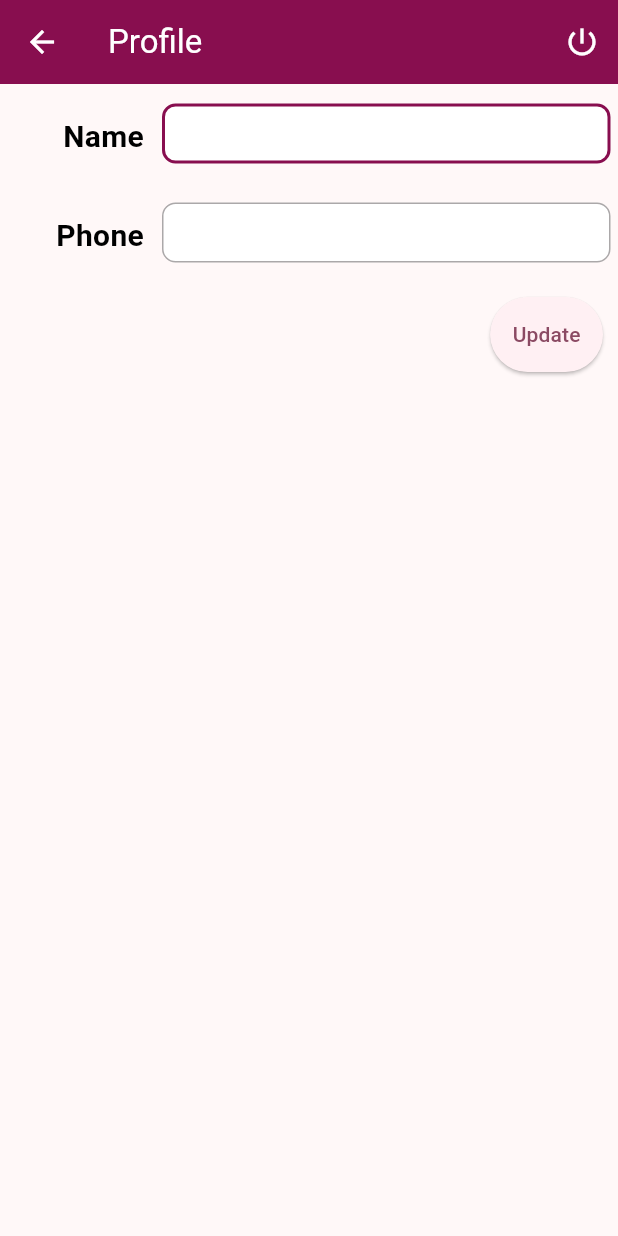
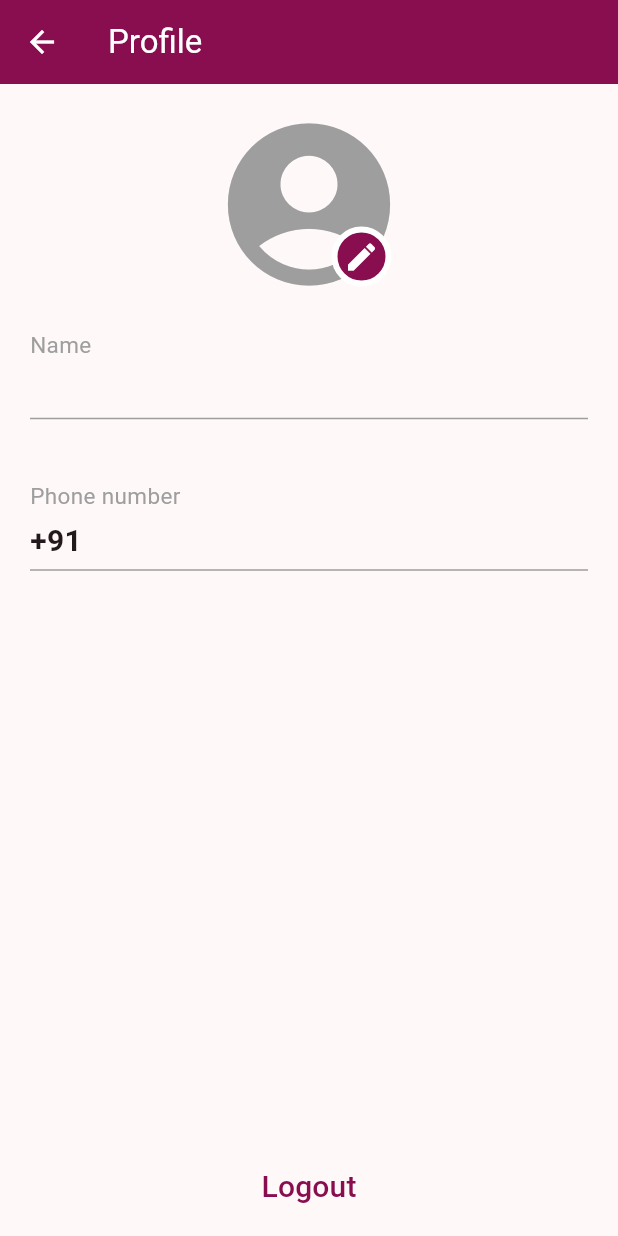
Before and after one commit to ShamilPP/myline_car, a Flutter app: the ProfileScreen screen opened directly, on a phone screen of 412 x 824 dp. Run offline on Flutter 3.47's test engine with Material 3 defaults, Android fonts, the light colour scheme and no system bars; our stand-ins replace auto_size_text, cloud_firestore, firebase_auth, firebase_core, firebase_storage, flutter_otp_text_field and 6 more; accounts and stored records are empty.

Commit message:
Updated profile screen UI

```diff
--- a/lib/view/screens/profile/profile_screen.dart
+++ b/lib/view/screens/profile/profile_screen.dart
@@ -1,170 +1,108 @@
 import 'package:flutter/material.dart';
-import 'package:fluttertoast/fluttertoast.dart';
-import 'package:myline_car/view/screens/profile/widgets/profile_field.dart';
+import 'package:myline_car/utils/colors.dart';
 import 'package:provider/provider.dart';
 
-import '../../../model/user.dart';
 import '../../../view_model/user_provider.dart';
 import '../splash/splash_screen.dart';
 
-class ProfileScreen extends StatefulWidget {
-  const ProfileScreen({super.key});
-
-  @override
-  State<ProfileScreen> createState() => _ProfileScreenState();
-}
-
-class _ProfileScreenState extends State<ProfileScreen> {
-  bool showLoading = false;
-  TextEditingController txtPhoneCtrl = TextEditingController();
-  TextEditingController txtNameCtrl = TextEditingController();
-
-  @override
-  void initState() {
-    var provider = Provider.of<UserProvider>(context, listen: false);
-    if (provider.user != null) {
-      txtNameCtrl.text = provider.user!.name;
-      txtPhoneCtrl.text = provider.user!.phone;
-    }
-    super.initState();
-  }
+class ProfileScreen extends StatelessWidget {
+  const ProfileScreen({Key? key}) : super(key: key);
 
   @override
   Widget build(BuildContext context) {
-    return Consumer<UserProvider>(builder: (context, provider, child) {
+    var user = Provider.of<UserProvider>(context, listen: false).user;
     return Scaffold(
-        appBar: AppBar(
-          title: const Text('Profile'),
-          actions: [
-            if (provider.user != null)
-              IconButton(
-                  onPressed: () {
-                    logoutDialog(context);
-                  },
-                  icon: const Icon(Icons.power_settings_new))
+      appBar: AppBar(title: const Text("Profile")),
+      body: Column(
+        children: [
+          // User profile photo
+          Padding(
+            padding: const EdgeInsets.only(top: 15),
+            child: Center(
+              child: Stack(
+                children: [
+                  const Icon(
+                    Icons.account_circle,
+                    size: 130,
+                    color: Colors.grey,
+                  ),
+                  Positioned(
+                    bottom: 10,
+                    right: 10,
+                    child: Container(
+                      width: 40,
+                      height: 40,
+                      decoration: BoxDecoration(
+                        color: colors.primaryColor,
+                        shape: BoxShape.circle,
+                        border: Border.all(
+                          width: 4,
+                          color: Colors.white,
+                        ),
+                      ),
+                      child: const Icon(
+                        Icons.edit,
+                        color: Colors.white,
+                      ),
+                    ),
+                  ),
                 ],
-        ),
-        body: SingleChildScrollView(
-          child: Column(
-            crossAxisAlignment: CrossAxisAlignment.start,
-            children: <Widget>[
-              Padding(
-                padding: const EdgeInsets.only(bottom: 8, top: 8),
-                child: Row(
-                  //Label and Text
-                  children: <Widget>[
-                    //Label
-                    const Expanded(
-                      flex: 1,
-                      child: Padding(
-                        padding: EdgeInsets.only(right: 7, top: 5, left: 7),
-                        child: Align(
-                          alignment: Alignment.centerRight,
-                          child: Text('Name',
-                              style: TextStyle(
-                                fontWeight: FontWeight.bold,
-                                color: Colors.black,
-                                fontSize: 20,
-                              )),
               ),
             ),
           ),
 
-                    //TextField
-                    Expanded(
-                        flex: 3,
-                        child: ProfileField(
-                          height: 50,
-                          myController: txtNameCtrl,
-                          isMultiline: false,
-                          padding: 5,
-                        ))
-                  ],
-                ),
-              ),
+          // User details
+          _profileTile(user!.name, 'Name'),
+          _profileTile('+91 ${user.phone}', 'Phone number'),
 
-              //Phone
+          const Spacer(),
+          // Logout button
           Padding(
-                padding: const EdgeInsets.only(bottom: 8, top: 8),
-                child: Row(
-                  //Label and Text
-                  children: <Widget>[
-                    //Label
-                    const Expanded(
-                      flex: 1,
-                      child: Padding(
-                        padding: EdgeInsets.only(right: 7, top: 5, left: 7),
-                        child: Align(
-                          alignment: Alignment.centerRight,
-                          child: Text('Phone',
-                              style: TextStyle(
-                                fontWeight: FontWeight.bold,
-                                color: Colors.black,
-                                fontSize: 20,
-                              )),
+            padding: const EdgeInsets.only(top: 20, bottom: 10),
+            child: SizedBox(
+              width: 140,
+              height: 45,
+              child: TextButton(
+                style: TextButton.styleFrom(shape: RoundedRectangleBorder(borderRadius: BorderRadius.circular(15))),
+                onPressed: () {
+                  logoutDialog(context);
+                },
+                child: Text(
+                  'Logout',
+                  style: TextStyle(fontSize: 20, color: colors.primaryColor),
                 ),
               ),
             ),
-
-                    //TextField
-                    Expanded(
-                        flex: 3,
-                        child: ProfileField(
-                          enabled: provider.user == null,
-                          height: 50,
-                          inputType: TextInputType.phone,
-                          myController: txtPhoneCtrl,
-                          isMultiline: false,
-                          padding: 5,
-                        ))
+          ),
         ],
       ),
+    );
+  }
+
+  _profileTile(String text, String subText) {
+    return Container(
+      margin: const EdgeInsets.symmetric(vertical: 8),
+      padding: const EdgeInsets.symmetric(vertical: 10, horizontal: 20),
+      child: Column(
+        crossAxisAlignment: CrossAxisAlignment.start,
+        children: [
+          Text(
+            subText,
+            style: const TextStyle(fontSize: 15, color: Colors.grey),
           ),
-              //Save Button
-              if (!showLoading)
-                Padding(
-                  padding: const EdgeInsets.all(10),
-                  child: Align(
-                      alignment: Alignment.bottomRight,
-                      child: ElevatedButton(
-                        style: ElevatedButton.styleFrom(
-                          padding: const EdgeInsets.all(15),
+          const SizedBox(height: 5),
+          Text(
+            text,
+            style: const TextStyle(fontSize: 20, fontWeight: FontWeight.bold),
           ),
-                        onPressed: saveUser,
-                        child: Text((provider.user == null) ? 'Save' : 'Update'),
-                      )),
+          const Divider(
+            thickness: 1,
+            height: 10,
+            color: Colors.grey,
           )
-              else
-                const Align(
-                    alignment: Alignment.bottomRight,
-                    child: Padding(
-                      padding: EdgeInsets.only(right: 8),
-                      child: CircularProgressIndicator(),
-                    ))
         ],
       ),
-        ),
     );
-    });
-  }
-
-  void saveUser() async {
-    setState(() {
-      showLoading = true;
-    });
-    if (txtNameCtrl.text.isNotEmpty && txtPhoneCtrl.text.isNotEmpty) {
-      User user = User(name: txtNameCtrl.text, phone: txtPhoneCtrl.text);
-      var provider = Provider.of<UserProvider>(context, listen: false);
-      if (provider.user == null) {
-        // await Provider.of<UserProvider>(context, listen: false).saveUser(user);
-      } else {
-        user.id = provider.user?.id;
-        await Provider.of<UserProvider>(context, listen: false).updateUser(user);
-      }
-      Navigator.pushReplacement(context, MaterialPageRoute(builder: (_) => const SplashScreen()));
-    } else {
-      Fluttertoast.showToast(msg: 'Fill all field');
-    }
   }
 
   void logoutDialog(BuildContext context) {
@@ -173,13 +111,22 @@ class _ProfileScreenState extends State<ProfileScreen> {
       builder: (ctx) => AlertDialog(
         title: const Text('Are you sure?'),
         content: const Text('Do you want to logout'),
+        surfaceTintColor: Colors.white,
         actions: [
           TextButton(
+              style: TextButton.styleFrom(shape: RoundedRectangleBorder(borderRadius: BorderRadius.circular(15))),
+              onPressed: () async {
+                Navigator.pop(context);
+              },
+              child: const Text('Cancel')),
+          ElevatedButton(
+              style: ElevatedButton.styleFrom(
+                  shape: RoundedRectangleBorder(borderRadius: BorderRadius.circular(15)), backgroundColor: colors.primaryColor, foregroundColor: Colors.white),
               onPressed: () async {
                 await Provider.of<UserProvider>(context, listen: false).removeUser();
                 Navigator.pushAndRemoveUntil(context, MaterialPageRoute(builder: (_) => const SplashScreen()), (Route<dynamic> route) => false);
               },
-              child: const Text('Yes'))
+              child: const Text('Logout'))
         ],
       ),
     );
```
Lines whose indentation alone changed are shown as unchanged.
